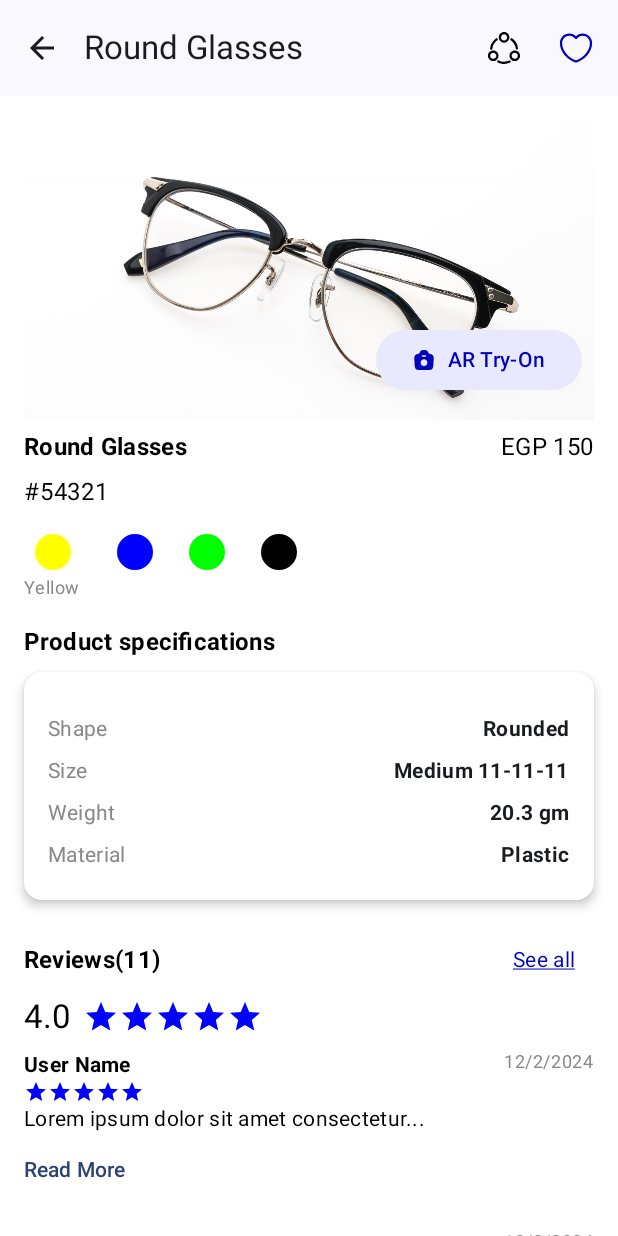
After one commit to manarkhaledx/FaceFit, an Android app built with Jetpack Compose: the ProductDetailsActivity screen opened directly, with no data from a screen before it, on a phone screen of 412 x 824 dp. The commit adds this screen. Run offline under Robolectric (Android 15) with nearby library versions, the phone set to English and light mode, and no system bars.

Commit message:
ProductDetailsActivity Added

```diff
--- a/app/src/main/java/com/example/facefit/AllProductsActivity.kt
+++ b/app/src/main/java/com/example/facefit/AllProductsActivity.kt
@@ -1,6 +1,5 @@
 package com.example.facefit
 
-import android.graphics.Picture
 import android.os.Bundle
 import androidx.activity.ComponentActivity
 import androidx.activity.compose.setContent
--- /dev/null
+++ b/app/src/main/java/com/example/facefit/ProductDetailsActivity.kt
@@ -0,0 +1,436 @@
+package com.example.facefit
+
+import android.os.Bundle
+import androidx.activity.ComponentActivity
+import androidx.activity.compose.setContent
+import androidx.activity.enableEdgeToEdge
+import androidx.compose.foundation.Image
+import androidx.compose.foundation.background
+import androidx.compose.foundation.clickable
+import androidx.compose.foundation.layout.Arrangement
+import androidx.compose.foundation.layout.Box
+import androidx.compose.foundation.layout.Column
+import androidx.compose.foundation.layout.PaddingValues
+import androidx.compose.foundation.layout.Row
+import androidx.compose.foundation.layout.Spacer
+import androidx.compose.foundation.layout.fillMaxSize
+import androidx.compose.foundation.layout.fillMaxWidth
+import androidx.compose.foundation.layout.height
+import androidx.compose.foundation.layout.padding
+import androidx.compose.foundation.layout.size
+import androidx.compose.foundation.layout.width
+import androidx.compose.foundation.lazy.LazyColumn
+import androidx.compose.foundation.shape.CircleShape
+import androidx.compose.foundation.shape.RoundedCornerShape
+import androidx.compose.material.icons.Icons
+import androidx.compose.material.icons.automirrored.filled.ArrowBack
+import androidx.compose.material.icons.filled.Star
+import androidx.compose.material3.Button
+import androidx.compose.material3.ButtonDefaults
+import androidx.compose.material3.Card
+import androidx.compose.material3.CardDefaults
+import androidx.compose.material3.ExperimentalMaterial3Api
+import androidx.compose.material3.Icon
+import androidx.compose.material3.IconButton
+import androidx.compose.material3.MaterialTheme
+import androidx.compose.material3.Text
+import androidx.compose.material3.TextButton
+import androidx.compose.material3.TopAppBar
+import androidx.compose.runtime.Composable
+import androidx.compose.runtime.getValue
+import androidx.compose.runtime.mutableStateOf
+import androidx.compose.runtime.remember
+import androidx.compose.runtime.setValue
+import androidx.compose.ui.Alignment
+import androidx.compose.ui.Modifier
+import androidx.compose.ui.graphics.Color
+import androidx.compose.ui.layout.ContentScale
+import androidx.compose.ui.res.painterResource
+import androidx.compose.ui.text.font.FontWeight
+import androidx.compose.ui.text.style.TextDecoration
+import androidx.compose.ui.text.style.TextOverflow
+import androidx.compose.ui.tooling.preview.Preview
+import androidx.compose.ui.unit.dp
+import androidx.compose.ui.unit.sp
+import com.example.facefit.ui.theme.Black
+import com.example.facefit.ui.theme.Blue1
+import com.example.facefit.ui.theme.FaceFitTheme
+import com.example.facefit.ui.theme.LavenderBlue
+
+class ProductDetailsActivity : ComponentActivity() {
+    override fun onCreate(savedInstanceState: Bundle?) {
+        super.onCreate(savedInstanceState)
+        enableEdgeToEdge()
+        setContent {
+            FaceFitTheme {
+
+                ProductDetailScreen(onBackClick = { finish() })
+
+            }
+        }
+    }
+}
+
+@Preview(showBackground = true)
+@Composable
+fun GreetingPreview2() {
+    ProductDetailScreen(onBackClick = {})
+}
+
+@OptIn(ExperimentalMaterial3Api::class)
+@Composable
+fun ProductDetailScreen(
+    onBackClick: () -> Unit,
+    modifier: Modifier = Modifier
+) {
+    Column(
+        modifier = modifier
+            .fillMaxSize()
+            .background(Color.White)
+    ) {
+        // Top App Bar
+        TopAppBar(
+            navigationIcon = {
+                IconButton(onClick = onBackClick) {
+                    Icon(
+                        imageVector = Icons.AutoMirrored.Filled.ArrowBack,
+                        contentDescription = "Back"
+                    )
+                }
+            },
+            title = { Text("Round Glasses") },
+            actions = {
+                // Share icon
+                IconButton(onClick = { /* Handle share */ }) {
+                    Icon(
+                        painter = painterResource(id = R.drawable.share),
+                        contentDescription = "Share",
+                        tint = Black
+                    )
+                }
+
+
+                // Favorite icon with toggle functionality
+                val isFavorite = remember { mutableStateOf(false) }
+                IconButton(
+                    onClick = { isFavorite.value = !isFavorite.value }
+                ) {
+                    Icon(
+                        painter = painterResource(
+                            id = if (isFavorite.value) R.drawable.heart_filled else R.drawable.heart
+                        ),
+                        contentDescription = "Favorite",
+                        tint = Blue1
+                    )
+                }
+            }
+        )
+
+
+        LazyColumn(
+            modifier = Modifier.fillMaxSize(),
+            contentPadding = PaddingValues(16.dp)
+        ) {
+            // Product Image
+            item {
+                Box(
+                    modifier = Modifier
+                        .fillMaxWidth()
+                        .height(200.dp)
+                        .background(Color.LightGray, RoundedCornerShape(8.dp))
+                ) {
+                    Image(
+                        painter = painterResource(id = R.drawable.eye_glasses),
+                        contentDescription = "Product Image",
+                        modifier = Modifier.fillMaxSize(),
+                        contentScale = ContentScale.Crop
+                    )
+
+                    // AR Try-On Button
+Button(
+    onClick = { /* Handle AR try-on */ },
+    modifier = Modifier
+        .align(Alignment.BottomEnd)
+        .padding(end = 8.dp, bottom = 16.dp),
+    colors = ButtonDefaults.buttonColors(
+        containerColor = LavenderBlue,
+        contentColor = Blue1
+    )
+) {
+                        Icon(
+                            painter = painterResource(id = R.drawable.camera),
+                            contentDescription = "Camera",
+                            modifier = Modifier.size(16.dp)
+                        )
+                        Spacer(Modifier.width(8.dp))
+                        Text("AR Try-On")
+                    }
+                }
+            }
+
+            // Product Title and Price
+            item {
+Row(
+    modifier = Modifier
+        .fillMaxWidth()
+        .padding(vertical = 8.dp),
+    horizontalArrangement = Arrangement.SpaceBetween
+) {
+    Text(
+        "Round Glasses",
+        style = MaterialTheme.typography.bodyMedium.copy(fontSize = 16.sp),
+        fontWeight = FontWeight.Bold
+    )
+    Text(
+        "EGP 150",
+        style = MaterialTheme.typography.bodyMedium.copy(fontSize = 16.sp),
+        color = Black
+    )
+
+}
+
+                Text("#54321")
+
+            }
+
+            val colors = listOf(Color.Yellow, Color.Blue, Color.Green, Color.Black)
+            val labels = listOf("Yellow", "Blue", "Green", "Black")
+            // Color Options
+            item {
+                Column(modifier = Modifier.padding(vertical = 8.dp)) {
+                    Row(
+                        horizontalArrangement = Arrangement.spacedBy(24.dp)
+                    ) {
+                        ColorOptionsSection(colors = colors, labels = labels)
+                    }
+                }
+            }
+
+            //add spacer 22dp
+
+
+            item {
+                Text(
+                    "Product specifications",
+                    style = MaterialTheme.typography.titleMedium,
+                    fontWeight = FontWeight.Bold
+                )
+                Card(
+                    modifier = Modifier
+                        .fillMaxWidth()
+                        .padding(vertical = 8.dp),
+                    colors = CardDefaults.cardColors(containerColor = Color.White),
+                    elevation = CardDefaults.cardElevation(defaultElevation = 4.dp)
+                ) {
+                    Column(modifier = Modifier.padding(16.dp)) {
+
+                        Spacer(Modifier.height(8.dp))
+                        SpecificationRow("Shape", "Rounded")
+                        SpecificationRow("Size", "Medium 11-11-11")
+                        SpecificationRow("Weight", "20.3 gm")
+                        SpecificationRow("Material", "Plastic")
+                    }
+                }
+            }
+
+            // Reviews
+            item {
+                ReviewsSection(11)
+            }
+
+            // Recommendations
+            item {
+                Text(
+                    "Recommendation",
+                    style = MaterialTheme.typography.titleLarge,
+                    modifier = Modifier.padding(vertical = 16.dp)
+                )
+            }
+
+            // Reuse GlassesItem in a grid for recommendations
+            items(4) {
+                GlassesItem()
+                Spacer(Modifier.height(16.dp))
+            }
+        }
+    }
+}
+
+@Composable
+fun ColorOptionsSection(colors: List<Color>, labels: List<String>) {
+    var selectedColorIndex by remember { mutableStateOf(0) } // Default selection is the first color
+
+    Column(modifier = Modifier.padding(vertical = 8.dp)) {
+        Row(
+            horizontalArrangement = Arrangement.spacedBy(24.dp)
+        ) {
+            colors.forEachIndexed { index, color ->
+                ColorOptionWithLabel(
+                    color = color,
+                    label = labels[index],
+                    isSelected = index == selectedColorIndex,
+                    onClick = { selectedColorIndex = index }
+                )
+            }
+        }
+    }
+}
+
+@Composable
+fun ColorOptionWithLabel(
+    color: Color,
+    label: String,
+    isSelected: Boolean,
+    onClick: () -> Unit
+) {
+    Column(
+        horizontalAlignment = Alignment.CenterHorizontally,
+        verticalArrangement = Arrangement.spacedBy(4.dp)
+    ) {
+        Box(
+            modifier = Modifier
+                .size(24.dp)
+                .background(color, CircleShape) // No shadow or border now
+                .clickable { onClick() }
+        )
+        if (isSelected) {
+            Text(
+                label,
+                style = MaterialTheme.typography.bodySmall,
+                color = Color.Gray
+            )
+        }
+    }
+}
+
+
+
+@Composable
+fun SpecificationRow(label: String, value: String) {
+    Row(
+        modifier = Modifier
+            .fillMaxWidth()
+            .padding(vertical = 4.dp),
+        horizontalArrangement = Arrangement.SpaceBetween
+    ) {
+        Text(
+            label,
+            style = MaterialTheme.typography.bodyMedium,
+            color = Color.Gray
+        )
+Text(
+    value,
+    style = MaterialTheme.typography.bodyMedium.copy(fontWeight = FontWeight.Bold)
+)
+    }
+}
+
+@Composable
+fun ReviewsSection(reviewsCount: Int) {
+    Column(
+        modifier = Modifier
+            .fillMaxWidth()
+            .padding(vertical = 8.dp)
+    ) {
+        Row(
+            modifier = Modifier.fillMaxWidth(),
+            horizontalArrangement = Arrangement.SpaceBetween,
+            verticalAlignment = Alignment.CenterVertically
+        ) {
+            Text(
+                "Reviews(${reviewsCount})",
+                style = MaterialTheme.typography.titleMedium,
+                fontWeight = FontWeight.Bold
+            )
+TextButton(
+    onClick = { /* Handle see all */ },
+    colors = ButtonDefaults.textButtonColors(contentColor = Blue1)
+) {
+    Text(
+        "See all",
+        style = MaterialTheme.typography.bodyMedium.copy(textDecoration = TextDecoration.Underline)
+    )
+}
+        }
+
+        Row(verticalAlignment = Alignment.CenterVertically) {
+            Text("4.0", style = MaterialTheme.typography.titleLarge)
+            Spacer(Modifier.width(8.dp))
+            Row {
+                repeat(4) {
+                    Icon(
+                        Icons.Filled.Star,
+                        contentDescription = null,
+                        tint = Color.Blue
+                    )
+                }
+                Icon(
+                    Icons.Filled.Star,
+                    contentDescription = null,
+                    tint = Color.Blue
+                )
+            }
+        }
+
+        // Review Items
+        repeat(2) {
+            ReviewItem()
+        }
+    }
+}
+
+@Composable
+fun ReviewItem() {
+    Column(
+        modifier = Modifier
+            .fillMaxWidth()
+            .padding(vertical = 8.dp)
+    ) {
+        Row(
+            modifier = Modifier.fillMaxWidth(),
+            horizontalArrangement = Arrangement.SpaceBetween
+        ) {
+            Text(
+                "User Name",
+                style = MaterialTheme.typography.bodyMedium,
+                fontWeight = FontWeight.Bold
+            )
+            Text(
+                "12/2/2024",
+                style = MaterialTheme.typography.bodySmall,
+                color = Color.Gray
+            )
+        }
+
+        Row {
+            repeat(4) {
+                Icon(
+                    Icons.Filled.Star,
+                    contentDescription = null,
+                    tint = Color.Blue,
+                    modifier = Modifier.size(16.dp)
+                )
+            }
+            Icon(
+                Icons.Filled.Star,
+                contentDescription = null,
+                tint = Color.Blue,
+                modifier = Modifier.size(16.dp)
+            )
+        }
+
+        Text(
+            "Lorem ipsum dolor sit amet consectetur...",
+            style = MaterialTheme.typography.bodyMedium,
+            maxLines = 2,
+            overflow = TextOverflow.Ellipsis
+        )
+
+        TextButton(
+            onClick = { /* Handle read more */ },
+            contentPadding = PaddingValues(0.dp)
+        ) {
+            Text("Read More")
+        }
+    }
+}
--- a/app/src/main/java/com/example/facefit/ui/theme/Color.kt
+++ b/app/src/main/java/com/example/facefit/ui/theme/Color.kt
@@ -13,3 +13,4 @@ val Black = Color(0xFF000000)
 val White = Color(0xFFFFFFFF)
 val Blue1 = Color(0xFF0103BA)
 val lightBackground = Color(0xFFF2F2F2)
+val LavenderBlue = Color(0xFFE8E9FF)
--- a/app/src/main/res/drawable/fb.xml
+++ /dev/null
@@ -1,7 +0,0 @@
-<vector xmlns:android="http://schemas.android.com/apk/res/android" android:height="24dp" android:viewportHeight="509" android:viewportWidth="509" android:width="24dp">
-
-    <path android:fillColor="#0866FF" android:fillType="nonZero" android:pathData="M509,254.5C509,113.94 395.06,0 254.5,0S0,113.94 0,254.5C0,373.86 82.17,474 193.02,501.51V332.27h-52.48V254.5h52.48v-33.51c0,-86.63 39.2,-126.78 124.24,-126.78 16.13,0 43.95,3.17 55.33,6.33v70.5c-6.01,-0.63 -16.44,-0.95 -29.4,-0.95 -41.73,0 -57.86,15.81 -57.86,56.91v27.5h83.13l-14.28,77.77h-68.85v174.87C411.35,491.92 509,384.62 509,254.5z"/>
-
-    <path android:fillColor="#fff" android:fillType="nonZero" android:pathData="M354.18,332.27l14.28,-77.77h-83.13V227c0,-41.1 16.13,-56.91 57.86,-56.91 12.96,0 23.39,0.32 29.4,0.95v-70.5c-11.38,-3.16 -39.2,-6.33 -55.33,-6.33 -85.04,0 -124.24,40.16 -124.24,126.78v33.51h-52.48v77.77h52.48v169.24c19.69,4.88 40.28,7.49 61.48,7.49 10.44,0 20.72,-0.64 30.83,-1.86V332.27h68.85z"/>
-
-</vector>
--- /dev/null
+++ b/app/src/main/res/drawable/share.xml
@@ -0,0 +1,24 @@
+<vector xmlns:android="http://schemas.android.com/apk/res/android"
+    android:width="24dp"
+    android:height="24dp"
+    android:viewportWidth="24"
+    android:viewportHeight="24">
+  <path
+      android:pathData="M20.62,13.07C20.24,13.07 19.92,12.78 19.87,12.4C19.63,10.14 18.41,8.09 16.53,6.79C16.19,6.55 16.11,6.09 16.34,5.75C16.58,5.41 17.05,5.33 17.38,5.56C19.62,7.11 21.06,9.55 21.35,12.24C21.39,12.65 21.1,13.02 20.68,13.07C20.67,13.07 20.64,13.07 20.62,13.07Z"
+      android:fillColor="#151616"/>
+  <path
+      android:pathData="M3.49,13.12C3.46,13.12 3.44,13.12 3.41,13.12C3,13.07 2.7,12.7 2.74,12.29C3.01,9.6 4.44,7.17 6.65,5.6C6.99,5.36 7.46,5.44 7.7,5.78C7.94,6.12 7.86,6.59 7.52,6.83C5.66,8.14 4.46,10.19 4.23,12.45C4.2,12.83 3.87,13.12 3.49,13.12Z"
+      android:fillColor="#151616"/>
+  <path
+      android:pathData="M12.06,22.61C10.58,22.61 9.17,22.27 7.85,21.61C7.48,21.42 7.33,20.97 7.52,20.6C7.71,20.23 8.16,20.08 8.53,20.27C10.69,21.36 13.29,21.38 15.47,20.33C15.84,20.15 16.29,20.31 16.47,20.68C16.65,21.05 16.49,21.5 16.12,21.68C14.84,22.3 13.48,22.61 12.06,22.61Z"
+      android:fillColor="#151616"/>
+  <path
+      android:pathData="M12.06,8.44C10.11,8.44 8.53,6.86 8.53,4.91C8.53,2.96 10.11,1.38 12.06,1.38C14.01,1.38 15.59,2.96 15.59,4.91C15.59,6.86 14,8.44 12.06,8.44ZM12.06,2.89C10.94,2.89 10.03,3.8 10.03,4.92C10.03,6.04 10.94,6.95 12.06,6.95C13.18,6.95 14.09,6.04 14.09,4.92C14.09,3.8 13.17,2.89 12.06,2.89Z"
+      android:fillColor="#151616"/>
+  <path
+      android:pathData="M4.83,20.67C2.88,20.67 1.3,19.09 1.3,17.14C1.3,15.2 2.88,13.61 4.83,13.61C6.78,13.61 8.36,15.19 8.36,17.14C8.36,19.08 6.78,20.67 4.83,20.67ZM4.83,15.11C3.71,15.11 2.8,16.02 2.8,17.14C2.8,18.26 3.71,19.17 4.83,19.17C5.95,19.17 6.86,18.26 6.86,17.14C6.86,16.02 5.95,15.11 4.83,15.11Z"
+      android:fillColor="#151616"/>
+  <path
+      android:pathData="M19.17,20.67C17.22,20.67 15.64,19.09 15.64,17.14C15.64,15.2 17.22,13.61 19.17,13.61C21.12,13.61 22.7,15.19 22.7,17.14C22.69,19.08 21.11,20.67 19.17,20.67ZM19.17,15.11C18.05,15.11 17.14,16.02 17.14,17.14C17.14,18.26 18.05,19.17 19.17,19.17C20.29,19.17 21.2,18.26 21.2,17.14C21.19,16.02 20.29,15.11 19.17,15.11Z"
+      android:fillColor="#151616"/>
+</vector>
--- a/app/src/main/res/values/strings.xml
+++ b/app/src/main/res/values/strings.xml
@@ -3,4 +3,5 @@
     <string name="title_activity_login_page">LoginPage</string>
     <string name="title_activity_sign_up_page">SignUpPage</string>
     <string name="title_activity_all_products">AllProductsActivity</string>
+    <string name="title_activity_product_details">ProductDetailsActivity</string>
 </resources>
```
Also changed, not shown: app/src/main/AndroidManifest.xml (+13 -9 lines).
